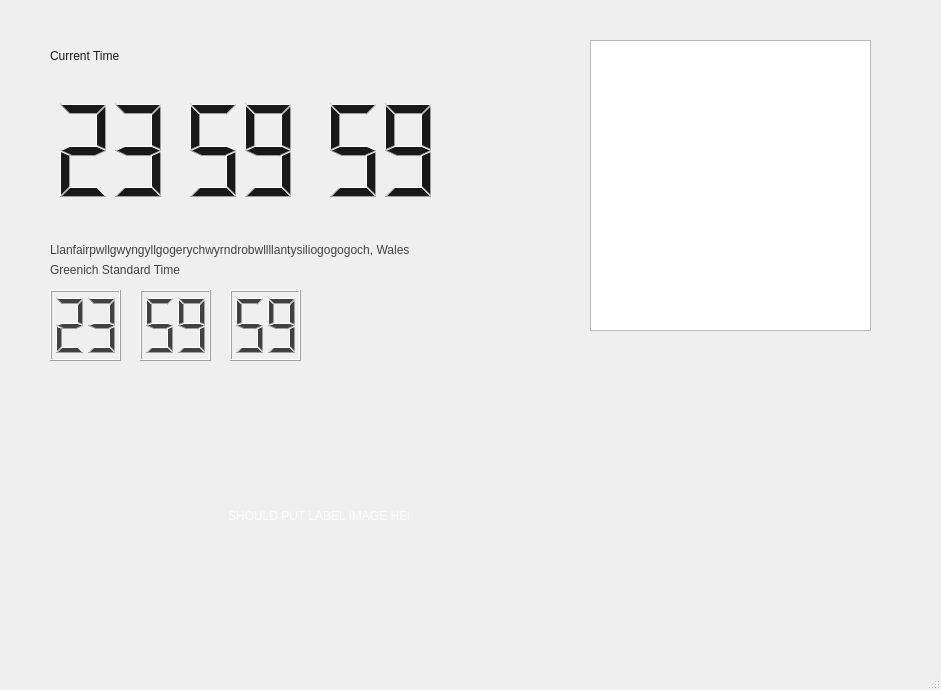
First picture: the form in dashboardwindow.ui, repository blakefuller/InfoDashboard, before the edit.
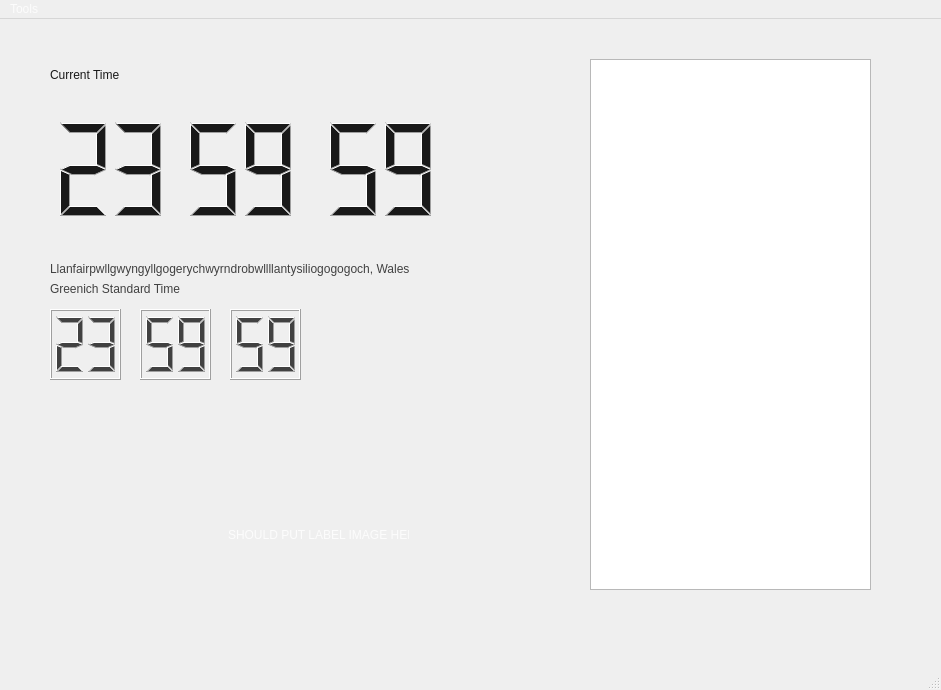
Second picture: the form after the edit.

```diff
--- a/dashboardwindow.ui
+++ b/dashboardwindow.ui
@@ -200,9 +200,12 @@
       <x>590</x>
       <y>40</y>
       <width>281</width>
-      <height>291</height>
+      <height>531</height>
      </rect>
     </property>
+    <property name="horizontalScrollBarPolicy">
+     <enum>Qt::ScrollBarAlwaysOff</enum>
+    </property>
    </widget>
    <widget class="QLabel" name="label">
     <property name="geometry">
@@ -232,6 +235,13 @@
      <height>29</height>
     </rect>
    </property>
+   <widget class="QMenu" name="menuTools">
+    <property name="title">
+     <string>Tools</string>
+    </property>
+    <addaction name="actionOpen_to_do_list"/>
+   </widget>
+   <addaction name="menuTools"/>
   </widget>
   <widget class="QStatusBar" name="statusbar"/>
  </widget>
```
Left out of the diff: 5 changed lines with no effect on the pictures.
